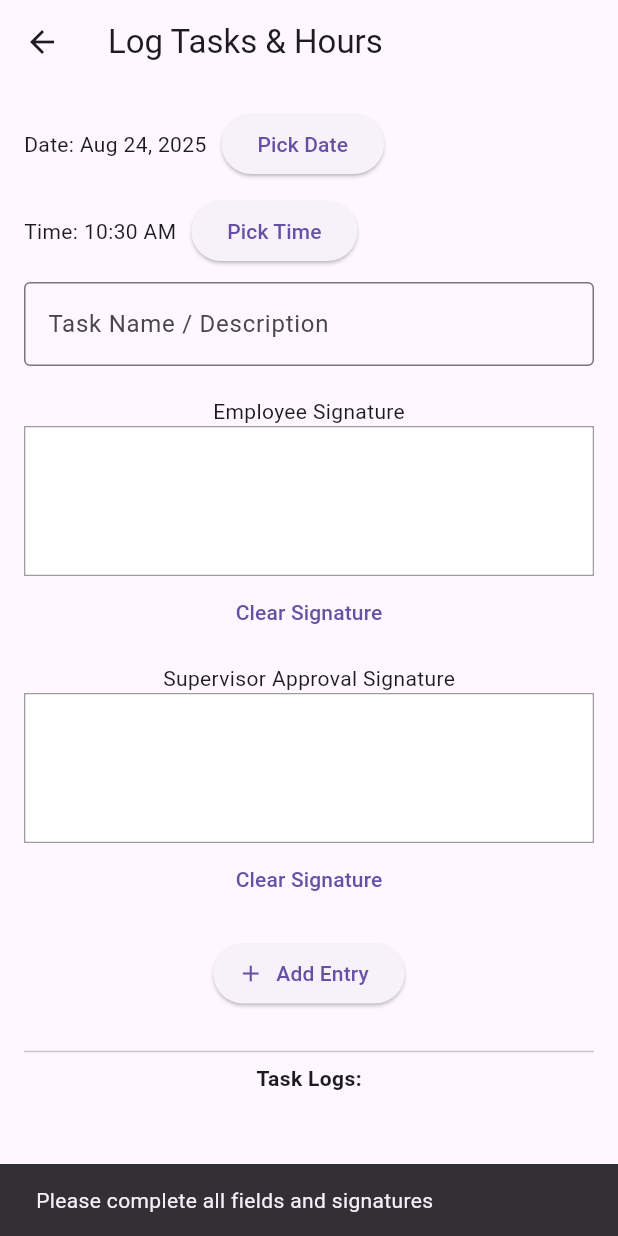
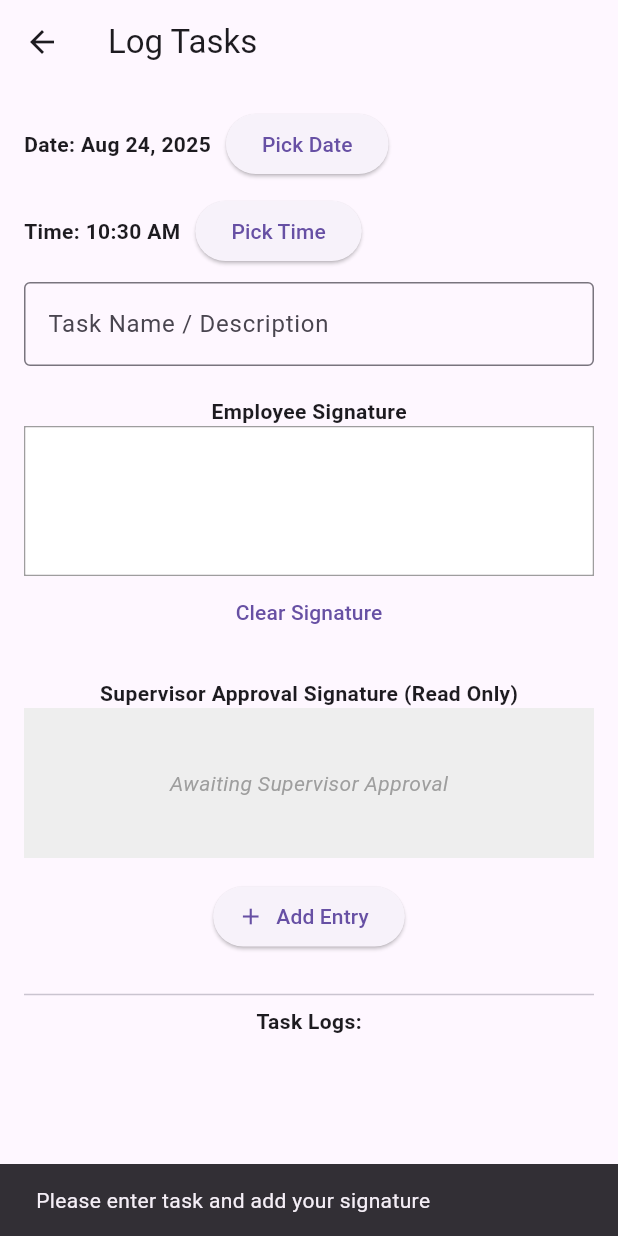
Before and after one commit to gy4an/logmate, a Flutter app: the LogTaskScreen screen opened directly, after a tap on "Add Entry", on a phone screen of 412 x 824 dp. Run offline on Flutter 3.47's test engine with Material 3 defaults, Android fonts, the phone set to English and light mode, and no system bars; drawn by our look-alikes of signature.

Commit message:
Supervisor aPPROVAL

```diff
--- a/main/lib/screens/log_task_screen.dart
+++ b/main/lib/screens/log_task_screen.dart
@@ -15,18 +15,22 @@ class _LogTaskScreenState extends State<LogTaskScreen> {
   DateTime _selectedDate = DateTime.now();
   TimeOfDay _selectedTime = TimeOfDay.now();
 
-  // Signature controllers
-  final SignatureController _userSignatureController = SignatureController(penStrokeWidth: 2, penColor: Colors.black);
-  final SignatureController _supervisorSignatureController = SignatureController(penStrokeWidth: 2, penColor: Colors.blue);
+  // Employee signature
+  final SignatureController _userSignatureController =
+      SignatureController(penStrokeWidth: 2, penColor: Colors.black);
+
+  // Supervisor signature (read-only here)
+  final SignatureController _supervisorSignatureController =
+      SignatureController(penStrokeWidth: 2, penColor: Colors.blue);
 
   List<Map<String, dynamic>> _logs = [];
 
   void _addLog() {
     final task = _taskController.text.trim();
 
-    if (task.isEmpty || _userSignatureController.isEmpty || _supervisorSignatureController.isEmpty) {
+    if (task.isEmpty || _userSignatureController.isEmpty) {
       ScaffoldMessenger.of(context).showSnackBar(
-        const SnackBar(content: Text("Please complete all fields and signatures")),
+        const SnackBar(content: Text("Please enter task and add your signature")),
       );
       return;
     }
@@ -37,7 +41,7 @@ class _LogTaskScreenState extends State<LogTaskScreen> {
         'time': _selectedTime.format(context),
         'task': task,
         'userSignature': _userSignatureController.toPngBytes(),
-        'supervisorSignature': _supervisorSignatureController.toPngBytes(),
+        'supervisorSignature': null, // supervisor adds later
       });
 
       _taskController.clear();
@@ -79,7 +83,7 @@ class _LogTaskScreenState extends State<LogTaskScreen> {
   @override
   Widget build(BuildContext context) {
     return Scaffold(
-      appBar: AppBar(title: const Text('Log Tasks & Hours')),
+      appBar: AppBar(title: const Text('Log Tasks')),
       body: Padding(
         padding: const EdgeInsets.all(16),
         child: Column(
@@ -87,7 +91,10 @@ class _LogTaskScreenState extends State<LogTaskScreen> {
             // Date Picker
             Row(
               children: [
-                Text('Date: ${DateFormat.yMMMd().format(_selectedDate)}'),
+                Text(
+                  'Date: ${DateFormat.yMMMd().format(_selectedDate)}',
+                  style: const TextStyle(fontWeight: FontWeight.bold),
+                ),
                 const SizedBox(width: 10),
                 ElevatedButton(onPressed: _pickDate, child: const Text('Pick Date')),
               ],
@@ -97,7 +104,10 @@ class _LogTaskScreenState extends State<LogTaskScreen> {
             // Time Picker
             Row(
               children: [
-                Text('Time: ${_selectedTime.format(context)}'),
+                Text(
+                  'Time: ${_selectedTime.format(context)}',
+                  style: const TextStyle(fontWeight: FontWeight.bold),
+                ),
                 const SizedBox(width: 10),
                 ElevatedButton(onPressed: _pickTime, child: const Text('Pick Time')),
               ],
@@ -115,7 +125,7 @@ class _LogTaskScreenState extends State<LogTaskScreen> {
             const SizedBox(height: 20),
 
             // User signature
-            const Text('Employee Signature'),
+            const Text('Employee Signature', style: TextStyle(fontWeight: FontWeight.bold)),
             Container(
               height: 100,
               decoration: BoxDecoration(border: Border.all(color: Colors.grey)),
@@ -124,21 +134,26 @@ class _LogTaskScreenState extends State<LogTaskScreen> {
                 backgroundColor: Colors.white,
               ),
             ),
-            TextButton(onPressed: () => _userSignatureController.clear(), child: const Text("Clear Signature")),
+            TextButton(
+              onPressed: () => _userSignatureController.clear(),
+              child: const Text("Clear Signature"),
+            ),
 
-            const SizedBox(height: 10),
+            const SizedBox(height: 20),
 
-            // Supervisor signature
-            const Text('Supervisor Approval Signature'),
+            // Supervisor signature (READ-ONLY)
+            const Text('Supervisor Approval Signature (Read Only)',
+                style: TextStyle(fontWeight: FontWeight.bold)),
             Container(
               height: 100,
-              decoration: BoxDecoration(border: Border.all(color: Colors.grey)),
-              child: Signature(
-                controller: _supervisorSignatureController,
-                backgroundColor: Colors.white,
+              color: Colors.grey[200], // light grey to indicate disabled
+              child: Center(
+                child: const Text(
+                  "Awaiting Supervisor Approval",
+                  style: TextStyle(color: Colors.grey, fontStyle: FontStyle.italic),
+                ),
               ),
             ),
-            TextButton(onPressed: () => _supervisorSignatureController.clear(), child: const Text("Clear Signature")),
 
             const SizedBox(height: 15),
 
@@ -157,7 +172,17 @@ class _LogTaskScreenState extends State<LogTaskScreen> {
                   final log = _logs[index];
                   return ListTile(
                     title: Text('${log['date']} ${log['time']} — ${log['task']}'),
-                    subtitle: const Text("Signatures captured"),
+                    subtitle: Text(
+                      log['supervisorSignature'] == null
+                          ? "Pending Supervisor Approval"
+                          : "Approved by Supervisor",
+                      style: TextStyle(
+                        color: log['supervisorSignature'] == null
+                            ? Colors.red
+                            : Colors.green,
+                        fontWeight: FontWeight.bold,
+                      ),
+                    ),
                   );
                 },
               ),
```
